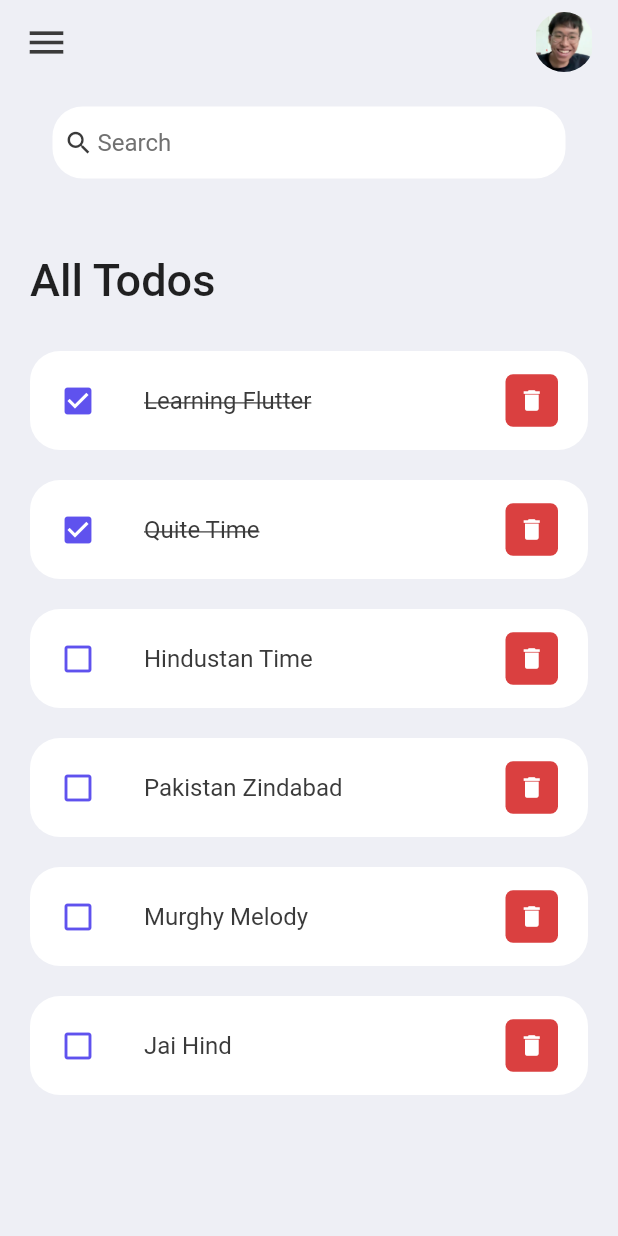
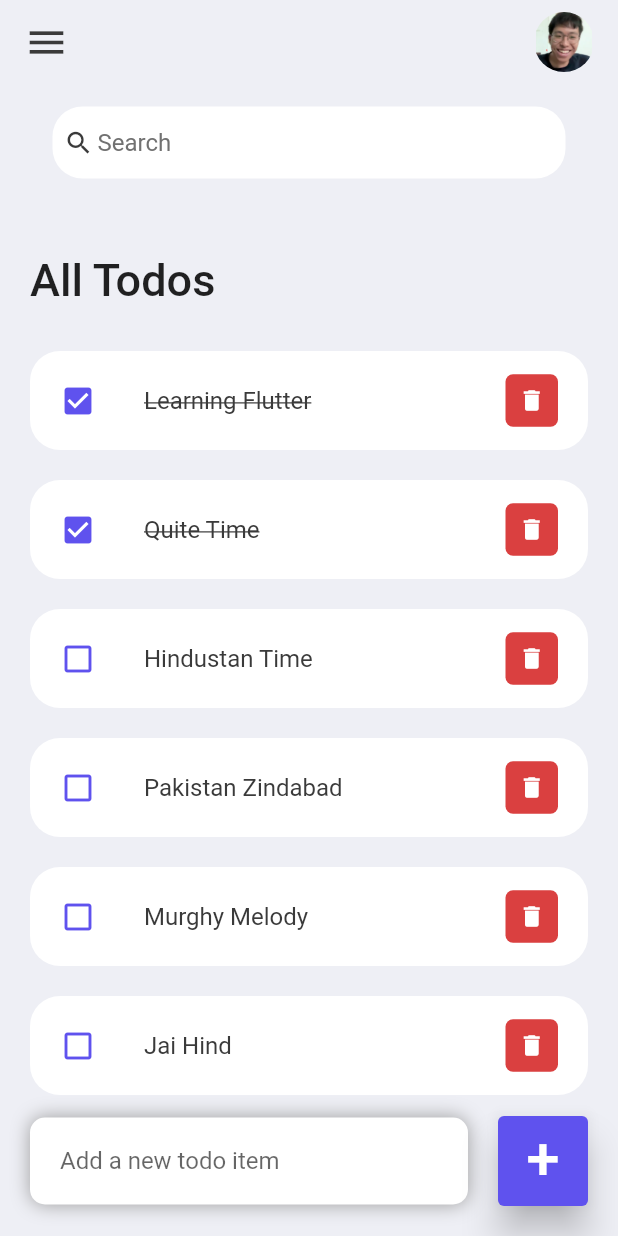
Before and after one commit to Supasek555/todo_app_flutter, a Flutter app: the screen it shows after launch, on a phone screen of 412 x 824 dp. Run offline on Flutter 3.47's test engine with Material 2 defaults, Android fonts, the phone set to English and light mode, and no system bars.

Commit message:
Add Button

```diff
--- a/lib/screens/home.dart
+++ b/lib/screens/home.dart
@@ -13,7 +13,9 @@ class Home extends StatelessWidget {
     return Scaffold(
       backgroundColor: tdBGColor,
       appBar: _buildAppBar(),
-      body: Container(
+      body: Stack(
+        children: [
+          Container(
             // color: tdRed,
             padding: EdgeInsets.symmetric(horizontal: 20, vertical: 15),
             child: Column(
@@ -44,6 +46,63 @@ class Home extends StatelessWidget {
                 )
               ],
             ),
+          ),
+          Align(
+            alignment: Alignment.bottomCenter,
+            child: Row(
+              children: [
+                Expanded(
+                  child: Container(
+                    margin: EdgeInsets.only(
+                      bottom: 20,
+                      right: 20,
+                      left: 20,
+                    ),
+                    padding: EdgeInsets.symmetric(horizontal: 20, vertical: 5),
+                    decoration: BoxDecoration(
+                      color: Colors.white,
+                      boxShadow: const [
+                        BoxShadow(
+                          color: Colors.grey,
+                          offset: Offset(0.0, 0.0),
+                          blurRadius: 10.0,
+                          spreadRadius: 0.0,
+                        ),
+                      ],
+                      borderRadius: BorderRadius.circular(10),
+                    ),
+                    child: TextField(
+                      decoration: InputDecoration(
+                          hintText: 'Add a new todo item',
+                          border: InputBorder.none),
+                    ),
+                  ),
+                ),
+                Container(
+                  margin: EdgeInsets.only(
+                    bottom: 20,
+                    right: 20,
+                  ),
+                  child: ElevatedButton(
+                    child: Text(
+                      "+",
+                      style: TextStyle(
+                        fontSize: 40,
+                        height: 1,
+                      ),
+                    ),
+                    onPressed: () {},
+                    style: ElevatedButton.styleFrom(
+                      primary: tdBlue,
+                      minimumSize: Size(60, 60),
+                      elevation: 10,
+                    ),
+                  ),
+                )
+              ],
+            ),
+          )
+        ],
       ),
     );
   }
```
Lines whose indentation alone changed are shown as unchanged.
